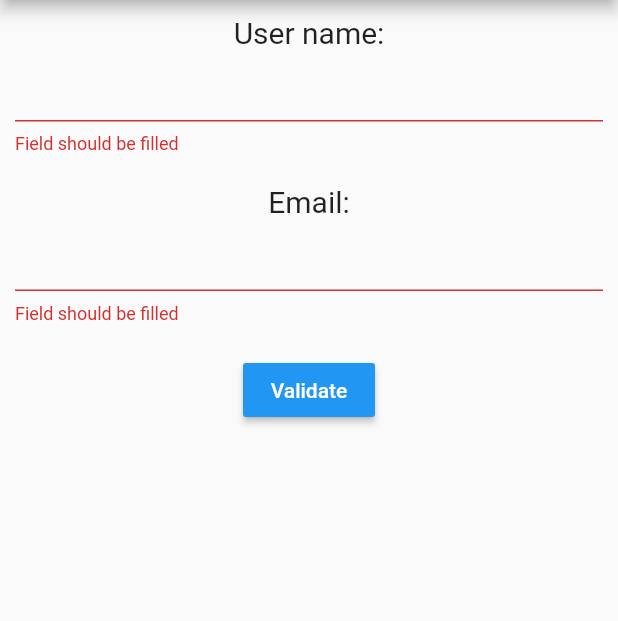
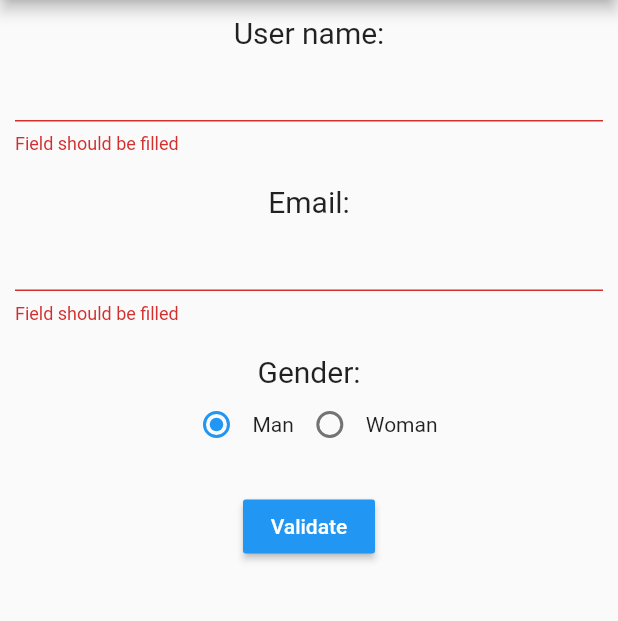
Before and after one commit to shumidub/flutter_demo, a Flutter app: the screen it shows after launch, after a tap on "Validate", on a phone screen of 412 x 824 dp, the part 84-705 px from its top. Run offline on Flutter 3.47's test engine with Material 2 defaults, Android fonts, the phone set to English and light mode, and no system bars.

Commit message:
add gender radio buttons

```diff
--- a/lib/MyForm.dart
+++ b/lib/MyForm.dart
@@ -1,6 +1,5 @@
 import 'package:flutter/cupertino.dart';
 import 'package:flutter/material.dart';
-import 'package:flutter_app/NewsBoxFavorite.dart';
 
 class MyForm extends StatefulWidget {
   @override
@@ -11,6 +10,7 @@ class MyForm extends StatefulWidget {
 
 class MyFormState extends State<MyForm> {
   final _formKey = GlobalKey<FormState>();
+  int _gender = 0;
 
   @override
   Widget build(BuildContext context) {
@@ -19,12 +19,14 @@ class MyFormState extends State<MyForm> {
         child: Form(
             key: this._formKey,
             child: Column(children: <Widget>[
+
               Text('User name:', style: TextStyle(fontSize: 20.0)),
               // ignore: missing_return
               TextFormField(validator: (text) {
                 if (text.isEmpty) return "Field should be filled";
               }),
               SizedBox(height: 20.0),
+
               Text('Email:', style: TextStyle(fontSize: 20.0)),
               // ignore: missing_return
               TextFormField(validator: (text) {
@@ -35,11 +37,21 @@ class MyFormState extends State<MyForm> {
                 if (!regExp.hasMatch(text)) return "Please, enter correct email";
               }),
               SizedBox(height: 20.0),
+
+              Text('Gender:', style: TextStyle(fontSize: 20.0),),
+              Row(mainAxisAlignment : MainAxisAlignment.center, children: <Widget>[
+                Radio(value: 0, groupValue: _gender, onChanged: (int value) {setState(() { _gender = value;});}),
+                Text("Man"),
+                Radio(value: 1, groupValue: _gender, onChanged: (int value) {setState(() { _gender = value;});}),
+                Text("Woman")
+              ]),
+              Padding(padding: EdgeInsets.all(10.0)),
+
               RaisedButton(
                 onPressed: (){
                   if (_formKey.currentState.validate()){
                     Scaffold.of(context).showSnackBar(
-                      SnackBar(content: Text("Field succesfully filled!"), backgroundColor : Colors.green[500])
+                      SnackBar(content: Text("Fields are succesfully filled!"), backgroundColor : Colors.green[500])
                     );
                   }
                 },
```
